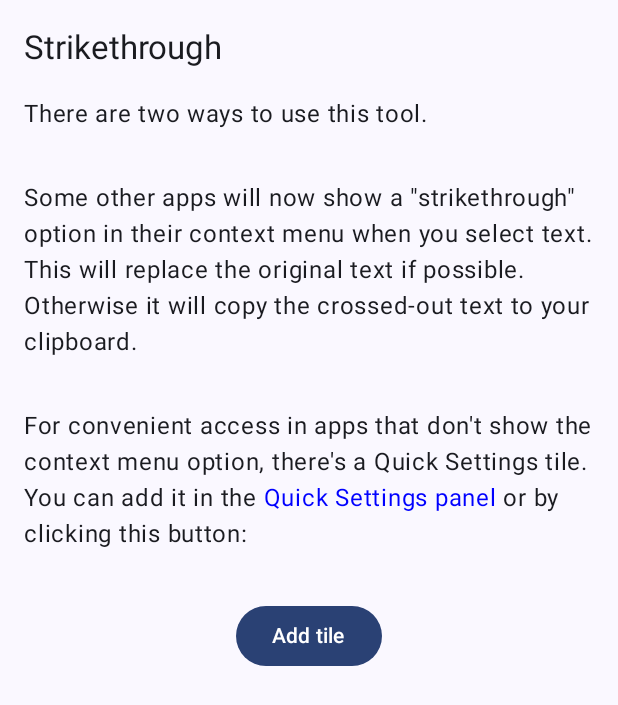
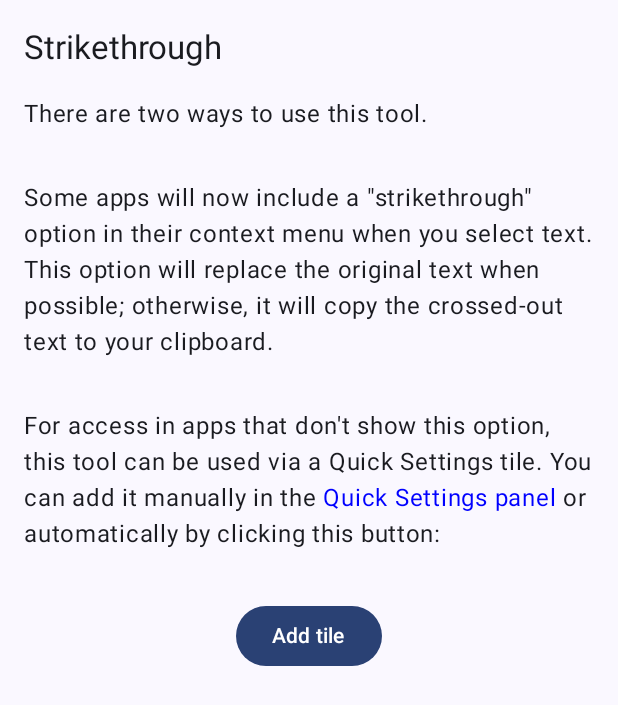
Before and after one commit to mileskrell/strikethrough, an Android app built with Jetpack Compose: the screen it shows after launch (MainActivity), on a phone screen of 412 x 824 dp. Shown: the top 705 px of the screen. Run offline under Robolectric (Android 15) with nearby library versions, the phone set to English and light mode, and no system bars.

Commit message:
Update some strings

```diff
--- a/app/src/main/res/values/strings.xml
+++ b/app/src/main/res/values/strings.xml
@@ -5,11 +5,11 @@
     <string name="copied_to_clipboard_confirmation">Copied to clipboard</string>
     <string name="clip_data_label">crossed out text</string>
     <string name="how_to_use_this_app_title">There are two ways to use this tool.</string>
-    <string name="context_menu_instructions">Some other apps will now show a \"strikethrough\" option in their context menu when you select text. This will replace the original text if possible. Otherwise it will copy the crossed-out text to your clipboard.</string>
-    <string name="quick_settings_instructions_1">"For convenient access in apps that don't show the context menu option, there's a Quick Settings tile. You can add it in the "</string>
+    <string name="context_menu_instructions">Some apps will now include a \"strikethrough\" option in their context menu when you select text. This option will replace the original text when possible; otherwise, it will copy the crossed-out text to your clipboard.</string>
+    <string name="quick_settings_instructions_1">"For access in apps that don't show this option, this tool can be used via a Quick Settings tile. You can add it manually in the "</string>
     <string name="quick_settings_instructions_2">Quick Settings panel</string>
     <string name="google_support_quick_settings_url" translatable="false">https://support.google.com/android/answer/9083864</string>
-    <string name="quick_settings_instructions_3_can_show_add_tile_request">" or by clicking this button:"</string>
+    <string name="quick_settings_instructions_3_can_show_add_tile_request">" or automatically by clicking this button:"</string>
     <string name="quick_settings_instructions_3_cannot_show_add_tile_request">.</string>
     <string name="add_quick_settings_tile_button_label">Add tile</string>
     <string name="tile_add_request_result_tile_added">Tile added!</string>
```
Also changed, not shown: 1 other file.
